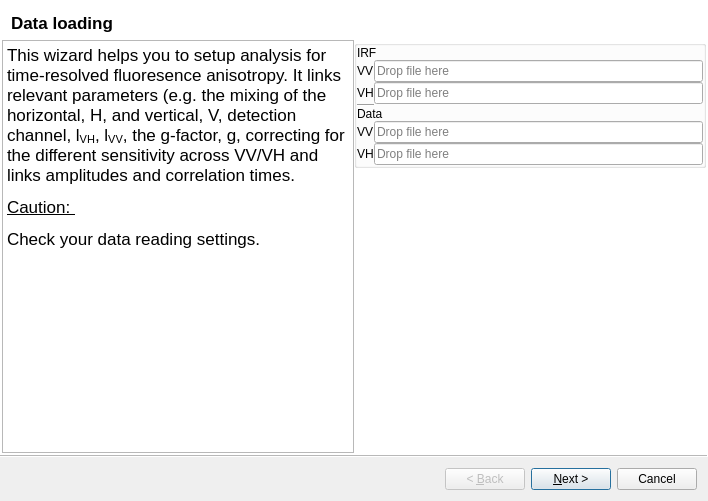
First picture: the form in chisurf/plugins/anisotropy/wizard.ui, repository Fluorescence-Tools/chisurf, before the edit.
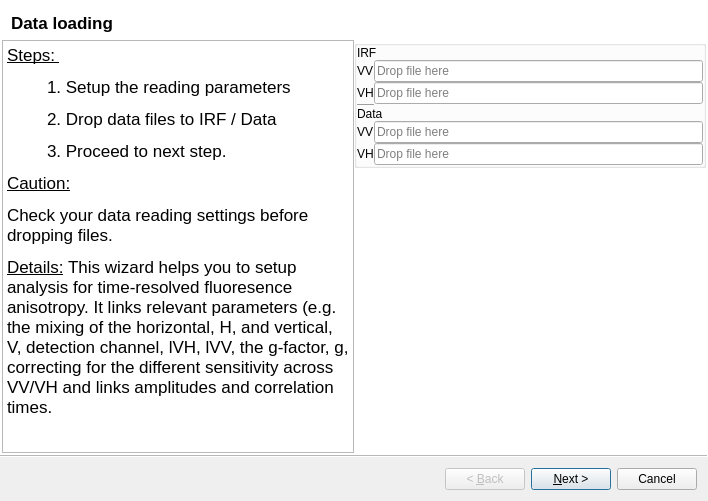
Second picture: the form after the edit.

```diff
--- a/chisurf/plugins/anisotropy/wizard.ui
+++ b/chisurf/plugins/anisotropy/wizard.ui
@@ -70,9 +70,13 @@
 &lt;html&gt;&lt;head&gt;&lt;meta name=&quot;qrichtext&quot; content=&quot;1&quot; /&gt;&lt;style type=&quot;text/css&quot;&gt;
 p, li { white-space: pre-wrap; }
 &lt;/style&gt;&lt;/head&gt;&lt;body style=&quot; font-family:'.AppleSystemUIFont'; font-size:13pt; font-weight:400; font-style:normal;&quot;&gt;
-&lt;p style=&quot; margin-top:12px; margin-bottom:12px; margin-left:0px; margin-right:0px; -qt-block-indent:0; text-indent:0px;&quot;&gt;This wizard helps you to setup analysis for time-resolved fluoresence anisotropy. It links relevant parameters (e.g. the mixing of the horizontal, H, and vertical, V, detection channel, l&lt;span style=&quot; vertical-align:sub;&quot;&gt;VH&lt;/span&gt;, l&lt;span style=&quot; vertical-align:sub;&quot;&gt;VV&lt;/span&gt;, the g-factor, g, correcting for the different sensitivity across VV/VH and links amplitudes and correlation times.&lt;/p&gt;
-&lt;p style=&quot; margin-top:12px; margin-bottom:12px; margin-left:0px; margin-right:0px; -qt-block-indent:0; text-indent:0px;&quot;&gt;&lt;span style=&quot; text-decoration: underline;&quot;&gt;Caution: &lt;/span&gt;&lt;/p&gt;
-&lt;p style=&quot; margin-top:12px; margin-bottom:12px; margin-left:0px; margin-right:0px; -qt-block-indent:0; text-indent:0px;&quot;&gt;Check your data reading settings.&lt;/p&gt;&lt;/body&gt;&lt;/html&gt;</string>
+&lt;p style=&quot; margin-top:0px; margin-bottom:0px; margin-left:0px; margin-right:0px; -qt-block-indent:0; text-indent:0px;&quot;&gt;&lt;span style=&quot; text-decoration: underline;&quot;&gt;Steps: &lt;/span&gt;&lt;/p&gt;
+&lt;p style=&quot; margin-top:12px; margin-bottom:12px; margin-left:0px; margin-right:0px; -qt-block-indent:1; text-indent:0px;&quot;&gt;1. Setup the reading parameters&lt;/p&gt;
+&lt;p style=&quot; margin-top:12px; margin-bottom:12px; margin-left:0px; margin-right:0px; -qt-block-indent:1; text-indent:0px;&quot;&gt;2. Drop data files to IRF / Data &lt;/p&gt;
+&lt;p style=&quot; margin-top:12px; margin-bottom:12px; margin-left:0px; margin-right:0px; -qt-block-indent:1; text-indent:0px;&quot;&gt;3. Proceed to next step. &lt;/p&gt;
+&lt;p style=&quot; margin-top:12px; margin-bottom:12px; margin-left:0px; margin-right:0px; -qt-block-indent:0; text-indent:0px;&quot;&gt;&lt;span style=&quot; text-decoration: underline;&quot;&gt;Caution:&lt;/span&gt; &lt;/p&gt;
+&lt;p style=&quot; margin-top:12px; margin-bottom:12px; margin-left:0px; margin-right:0px; -qt-block-indent:0; text-indent:0px;&quot;&gt;Check your data reading settings before dropping files. &lt;/p&gt;
+&lt;p style=&quot; margin-top:12px; margin-bottom:12px; margin-left:0px; margin-right:0px; -qt-block-indent:0; text-indent:0px;&quot;&gt;&lt;span style=&quot; text-decoration: underline;&quot;&gt;Details:&lt;/span&gt; This wizard helps you to setup analysis for time-resolved fluoresence anisotropy. It links relevant parameters (e.g. the mixing of the horizontal, H, and vertical, V, detection channel, lVH, lVV, the g-factor, g, correcting for the different sensitivity across VV/VH and links amplitudes and correlation times. &lt;/p&gt;&lt;/body&gt;&lt;/html&gt;</string>
       </property>
      </widget>
     </item>
```
Left out of the diff: 4 changed lines with no effect on the pictures.
